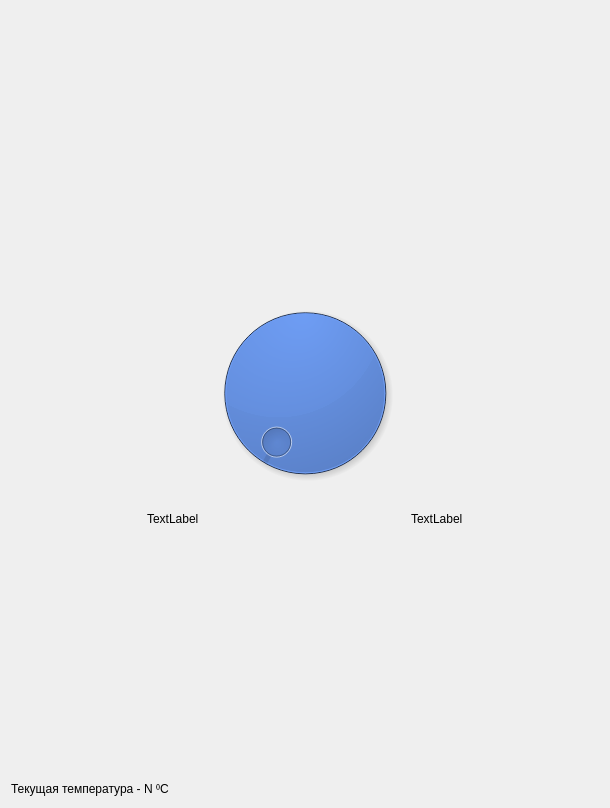
Old version of the form ui/light.ui in the repository chelovek12565/farm.
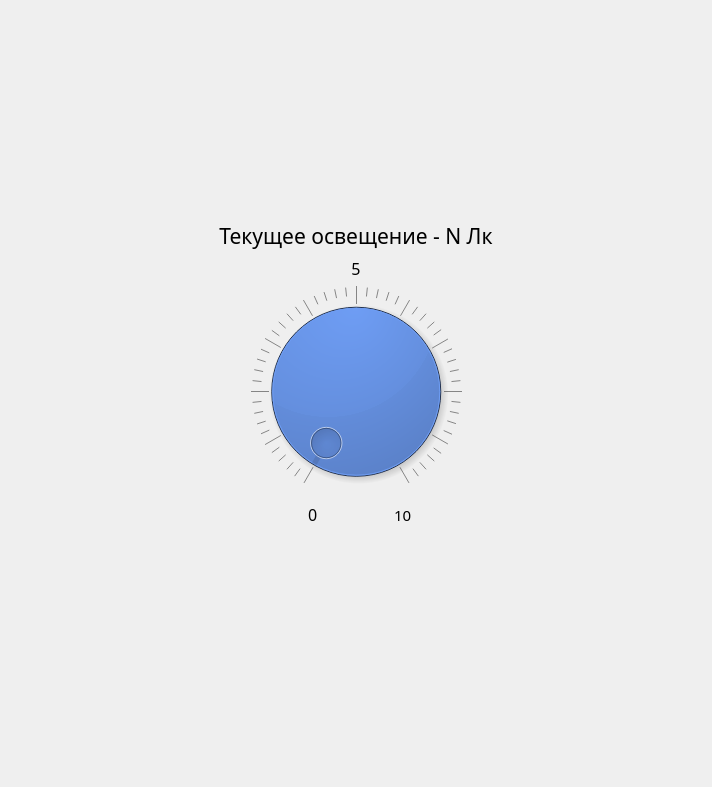
New version of the form.

Diff of the .ui file:
```diff
--- a/ui/light.ui
+++ b/ui/light.ui
@@ -6,8 +6,8 @@
    <rect>
     <x>0</x>
     <y>0</y>
-    <width>610</width>
-    <height>808</height>
+    <width>712</width>
+    <height>787</height>
    </rect>
   </property>
   <property name="sizePolicy">
@@ -19,6 +19,10 @@
   <property name="windowTitle">
    <string>Form</string>
   </property>
+  <property name="styleSheet">
+   <string notr="true">QLabel {
+font-family: &quot;Segoe UI Semibold&quot;;}</string>
+  </property>
   <layout class="QVBoxLayout" name="verticalLayout">
    <item>
     <layout class="QHBoxLayout" name="horizontalLayout_2">
@@ -27,6 +31,9 @@
        <property name="orientation">
         <enum>Qt::Horizontal</enum>
        </property>
+       <property name="sizeType">
+        <enum>QSizePolicy::Expanding</enum>
+       </property>
        <property name="sizeHint" stdset="0">
         <size>
          <width>40</width>
@@ -36,7 +43,13 @@
       </spacer>
      </item>
      <item>
-      <layout class="QVBoxLayout" name="verticalLayout_2">
+      <layout class="QVBoxLayout" name="verticalLayout_4">
+       <property name="sizeConstraint">
+        <enum>QLayout::SetFixedSize</enum>
+       </property>
+       <property name="topMargin">
+        <number>0</number>
+       </property>
        <item>
         <spacer name="verticalSpacer_5">
          <property name="orientation">
@@ -51,122 +64,164 @@
         </spacer>
        </item>
        <item>
-        <spacer name="verticalSpacer">
-         <property name="orientation">
-          <enum>Qt::Vertical</enum>
+        <widget class="QLabel" name="label_3">
+         <property name="font">
+          <font>
+           <family>Segoe UI Semibold</family>
+           <pointsize>16</pointsize>
+          </font>
          </property>
-         <property name="sizeType">
-          <enum>QSizePolicy::MinimumExpanding</enum>
+         <property name="layoutDirection">
+          <enum>Qt::LeftToRight</enum>
          </property>
-         <property name="sizeHint" stdset="0">
-          <size>
-           <width>20</width>
-           <height>40</height>
-          </size>
+         <property name="text">
+          <string>Текущее освещение - N Лк</string>
          </property>
-        </spacer>
+         <property name="alignment">
+          <set>Qt::AlignCenter</set>
+         </property>
+        </widget>
        </item>
        <item>
-        <widget class="QLabel" name="label_2">
+        <widget class="QLabel" name="label">
+         <property name="sizePolicy">
+          <sizepolicy hsizetype="Expanding" vsizetype="Maximum">
+           <horstretch>0</horstretch>
+           <verstretch>0</verstretch>
+          </sizepolicy>
+         </property>
+         <property name="font">
+          <font>
+           <family>Segoe UI Semibold</family>
+           <pointsize>12</pointsize>
+           <weight>7</weight>
+           <italic>false</italic>
+           <bold>false</bold>
+          </font>
+         </property>
+         <property name="styleSheet">
+          <string notr="true">font: 63 12pt &quot;Segoe UI Semibold&quot;;</string>
+         </property>
          <property name="text">
-          <string>TextLabel</string>
+          <string>5</string>
          </property>
+         <property name="alignment">
+          <set>Qt::AlignCenter</set>
+         </property>
         </widget>
        </item>
        <item>
-        <spacer name="verticalSpacer_2">
-         <property name="orientation">
-          <enum>Qt::Vertical</enum>
+        <widget class="QDial" name="dial">
+         <property name="sizePolicy">
+          <sizepolicy hsizetype="Expanding" vsizetype="Expanding">
+           <horstretch>0</horstretch>
+           <verstretch>0</verstretch>
+          </sizepolicy>
          </property>
-         <property name="sizeType">
-          <enum>QSizePolicy::Expanding</enum>
-         </property>
-         <property name="sizeHint" stdset="0">
+         <property name="minimumSize">
           <size>
-           <width>20</width>
+           <width>200</width>
            <height>0</height>
           </size>
          </property>
-        </spacer>
-       </item>
-      </layout>
-     </item>
-     <item>
-      <widget class="QDial" name="dial">
-       <property name="sizePolicy">
-        <sizepolicy hsizetype="Fixed" vsizetype="Fixed">
-         <horstretch>0</horstretch>
-         <verstretch>0</verstretch>
-        </sizepolicy>
-       </property>
-       <property name="minimumSize">
-        <size>
-         <width>200</width>
-         <height>0</height>
-        </size>
-       </property>
-       <property name="maximumSize">
-        <size>
-         <width>16777215</width>
-         <height>300</height>
-        </size>
-       </property>
-       <property name="styleSheet">
-        <string notr="true">QDial {background: 	#2666DE}
+         <property name="maximumSize">
+          <size>
+           <width>16777215</width>
+           <height>300</height>
+          </size>
+         </property>
+         <property name="focusPolicy">
+          <enum>Qt::StrongFocus</enum>
+         </property>
+         <property name="styleSheet">
+          <string notr="true">QDial {background: 	#2666DE}
 </string>
-       </property>
-      </widget>
-     </item>
-     <item>
-      <layout class="QVBoxLayout" name="verticalLayout_3">
-       <item>
-        <spacer name="verticalSpacer_6">
-         <property name="orientation">
-          <enum>Qt::Vertical</enum>
          </property>
-         <property name="sizeHint" stdset="0">
-          <size>
-           <width>20</width>
-           <height>40</height>
-          </size>
+         <property name="invertedControls">
+          <bool>false</bool>
          </property>
-        </spacer>
-       </item>
-       <item>
-        <spacer name="verticalSpacer_3">
-         <property name="orientation">
-          <enum>Qt::Vertical</enum>
+         <property name="wrapping">
+          <bool>false</bool>
          </property>
-         <property name="sizeType">
-          <enum>QSizePolicy::MinimumExpanding</enum>
-         </property>
-         <property name="sizeHint" stdset="0">
-          <size>
-           <width>20</width>
-           <height>40</height>
-          </size>
-         </property>
-        </spacer>
-       </item>
-       <item>
-        <widget class="QLabel" name="label_4">
-         <property name="text">
-          <string>TextLabel</string>
+         <property name="notchesVisible">
+          <bool>true</bool>
          </property>
         </widget>
        </item>
        <item>
-        <spacer name="verticalSpacer_4">
+        <layout class="QHBoxLayout" name="horizontalLayout_3">
+         <property name="topMargin">
+          <number>0</number>
+         </property>
+         <item alignment="Qt::AlignRight">
+          <widget class="QLabel" name="label_4">
+           <property name="font">
+            <font>
+             <family>Segoe UI Semibold</family>
+             <pointsize>12</pointsize>
+            </font>
+           </property>
+           <property name="text">
+            <string>0</string>
+           </property>
+          </widget>
+         </item>
+         <item>
+          <spacer name="horizontalSpacer_3">
+           <property name="orientation">
+            <enum>Qt::Horizontal</enum>
+           </property>
+           <property name="sizeType">
+            <enum>QSizePolicy::Fixed</enum>
+           </property>
+           <property name="sizeHint" stdset="0">
+            <size>
+             <width>70</width>
+             <height>20</height>
+            </size>
+           </property>
+          </spacer>
+         </item>
+         <item>
+          <widget class="QLabel" name="label_2">
+           <property name="font">
+            <font>
+             <family>Segoe UI Semibold</family>
+             <pointsize>11</pointsize>
+            </font>
+           </property>
+           <property name="text">
+            <string>10</string>
+           </property>
+          </widget>
+         </item>
+        </layout>
+       </item>
+       <item>
+        <spacer name="verticalSpacer">
          <property name="orientation">
           <enum>Qt::Vertical</enum>
          </property>
          <property name="sizeType">
-          <enum>QSizePolicy::Expanding</enum>
+          <enum>QSizePolicy::Fixed</enum>
          </property>
          <property name="sizeHint" stdset="0">
           <size>
            <width>20</width>
-           <height>0</height>
+           <height>40</height>
+          </size>
+         </property>
+        </spacer>
+       </item>
+       <item>
+        <spacer name="verticalSpacer_8">
+         <property name="orientation">
+          <enum>Qt::Vertical</enum>
+         </property>
+         <property name="sizeHint" stdset="0">
+          <size>
+           <width>20</width>
+           <height>40</height>
           </size>
          </property>
         </spacer>
@@ -178,6 +233,9 @@
        <property name="orientation">
         <enum>Qt::Horizontal</enum>
        </property>
+       <property name="sizeType">
+        <enum>QSizePolicy::Expanding</enum>
+       </property>
        <property name="sizeHint" stdset="0">
         <size>
          <width>40</width>
@@ -188,22 +246,6 @@
      </item>
     </layout>
    </item>
-   <item>
-    <widget class="QLabel" name="label">
-     <property name="sizePolicy">
-      <sizepolicy hsizetype="Preferred" vsizetype="Maximum">
-       <horstretch>0</horstretch>
-       <verstretch>0</verstretch>
-      </sizepolicy>
-     </property>
-     <property name="styleSheet">
-      <string notr="true">font: 63 14pt &quot;Segoe UI Semibold&quot;;</string>
-     </property>
-     <property name="text">
-      <string>Текущая температура - N ⁰C</string>
-     </property>
-    </widget>
-   </item>
   </layout>
  </widget>
  <resources/>
```
Left out of the diff: 5 changed lines with no effect on the pictures.
